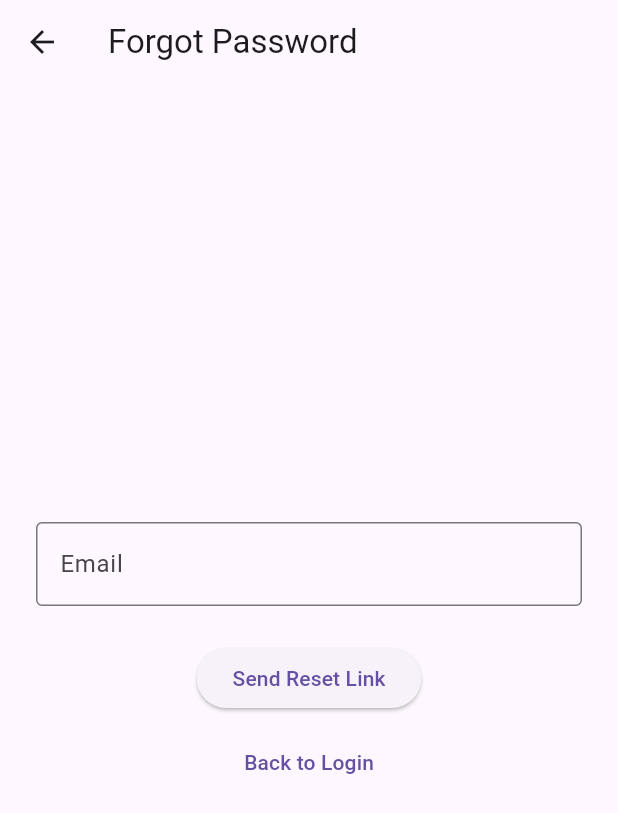
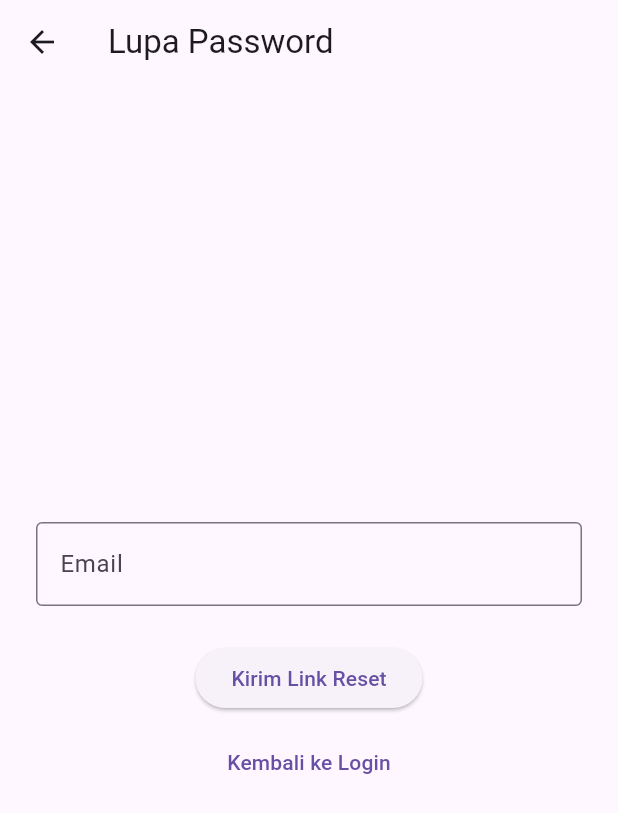
Before and after one commit to emmaantari/mobileprog_loginApp, a Flutter app: the screen it shows after launch, after a tap on "Login", after a tap on "Lupa Password?", on a phone screen of 412 x 824 dp. Shown: the top 813 px of the screen. Run offline on Flutter 3.47's test engine with Material 3 defaults, Android fonts, the phone set to English and light mode, and no system bars.

```diff
--- a/lib/main.dart
+++ b/lib/main.dart
@@ -134,7 +134,10 @@ class _LoginScreenState extends State<LoginScreen> {
   Widget build(BuildContext context) {
     return Scaffold(
       appBar: AppBar(title: const Text('Login')),
-      body: Padding(
+      body: Stack(
+        children: [
+          Container(color: Colors.white),
+          Padding(
             padding: const EdgeInsets.all(24),
             child: Form(
               key: _formKey,
@@ -196,6 +199,8 @@ class _LoginScreenState extends State<LoginScreen> {
               ),
             ),
           ),
+        ],
+      ),
     );
   }
 }
@@ -255,14 +260,14 @@ class _ForgotPasswordScreenState extends State<ForgotPasswordScreen> {
     });
 
     ScaffoldMessenger.of(context).showSnackBar(
-      const SnackBar(content: Text('Reset link berhasil dikirim')),
+      const SnackBar(content: Text('Link reset telah dikirim ke email Anda')),
     );
   }
 
   @override
   Widget build(BuildContext context) {
     return Scaffold(
-      appBar: AppBar(title: const Text('Forgot Password')),
+      appBar: AppBar(title: const Text('Lupa Password')),
       body: SafeArea(
         child: Padding(
           padding: const EdgeInsets.all(24),
@@ -289,7 +294,7 @@ class _ForgotPasswordScreenState extends State<ForgotPasswordScreen> {
                           height: 20,
                           child: CircularProgressIndicator(strokeWidth: 2),
                         )
-                      : const Text('Send Reset Link'),
+                      : const Text('Kirim Link Reset'),
                 ),
                 const SizedBox(height: 8),
                 TextButton(
@@ -298,7 +303,7 @@ class _ForgotPasswordScreenState extends State<ForgotPasswordScreen> {
                       : () {
                           Navigator.pop(context);
                         },
-                  child: const Text('Back to Login'),
+                  child: const Text('Kembali ke Login'),
                 ),
               ],
             ),
@@ -378,7 +383,7 @@ class DashboardScreen extends StatelessWidget {
             crossAxisAlignment: CrossAxisAlignment.start,
             children: [
               Text(
-                'Welcome, $email',
+                'Selamat datang, $email',
                 style: Theme.of(context).textTheme.titleLarge,
               ),
               const SizedBox(height: 16),
@@ -393,7 +398,13 @@ class DashboardScreen extends StatelessWidget {
                       ),
                       child: Padding(
                         padding: const EdgeInsets.all(16),
-                        child: Text(products[index]),
+                        child: Row(
+                          children: [
+                            const Icon(Icons.cake),
+                            const SizedBox(width: 12),
+                            Text(products[index]),
+                          ],
+                        ),
                       ),
                     );
                   },
```
Also changed, not shown: lib/img/dashboard.png (added), lib/img/dashboard2.png (added), lib/img/loginPage.png (added), lib/img/lupaPass.png (added), 1 other file. Lines whose indentation alone changed are shown as unchanged.
